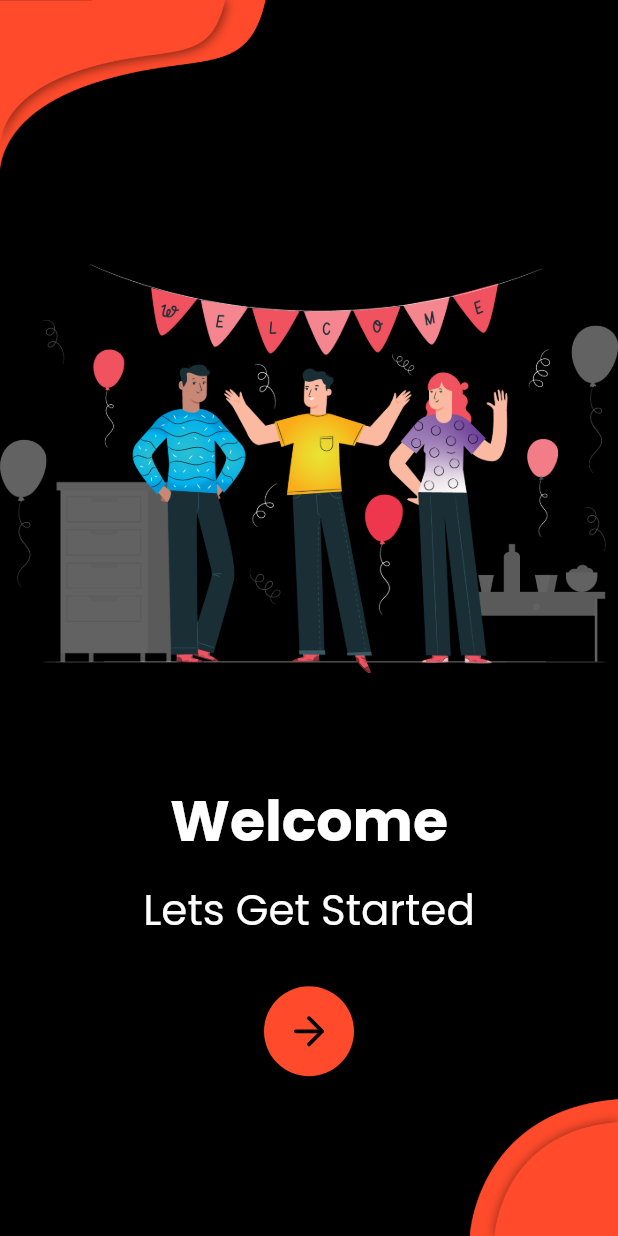
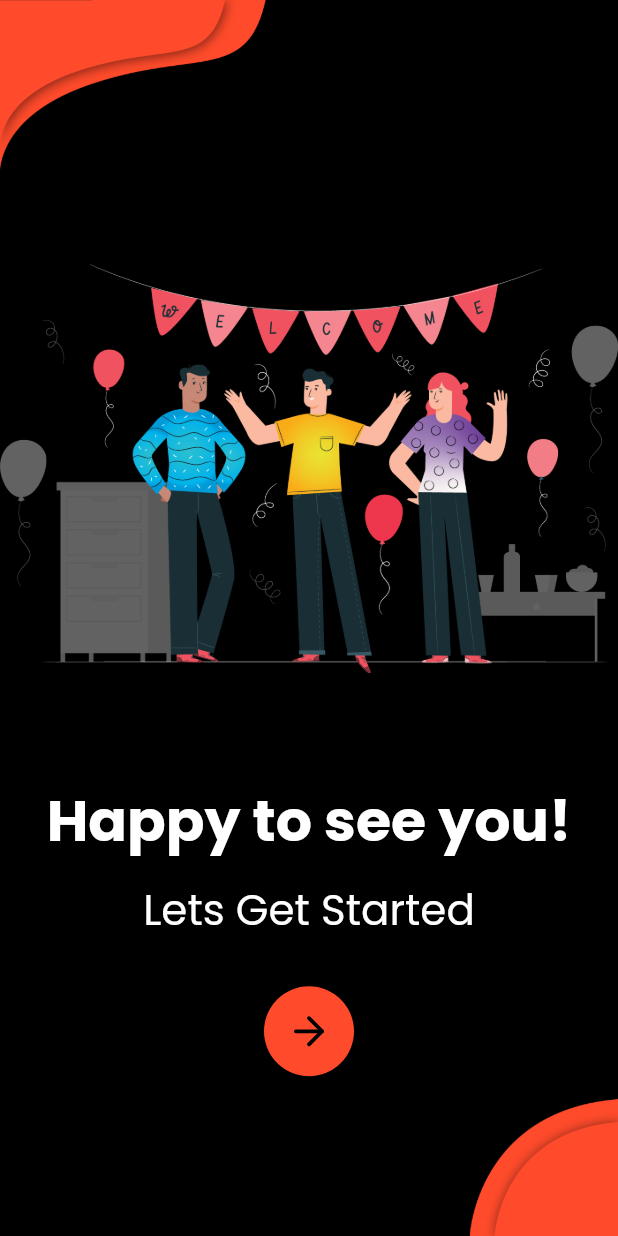
Before and after one commit to Invofinity/Application-1, a Flutter app: the screen it shows after launch, on a phone screen of 412 x 824 dp. Run offline on Flutter 3.47's test engine with Material 2 defaults, Android fonts, the phone set to English and light mode, and no system bars; our stand-ins replace bubble_bottom_bar, cached_network_image, carousel_slider, firebase_auth, firebase_core, firebase_messaging and 4 more; missing offline and left inert: optimized_cached_image; accounts and stored records are empty.

Commit message:
welcome minor change

```diff
--- a/lib/screens/Welcome/components/body.dart
+++ b/lib/screens/Welcome/components/body.dart
@@ -51,7 +51,7 @@ class Body extends StatelessWidget {
             ),*/
             Center(
               child: Text(
-                "Welcome",
+                "Happy to see you!",
                 style: TextStyle(
                     fontFamily: 'PoppinsBold', fontSize: 38.0, color: txtColor),
               ),
```
